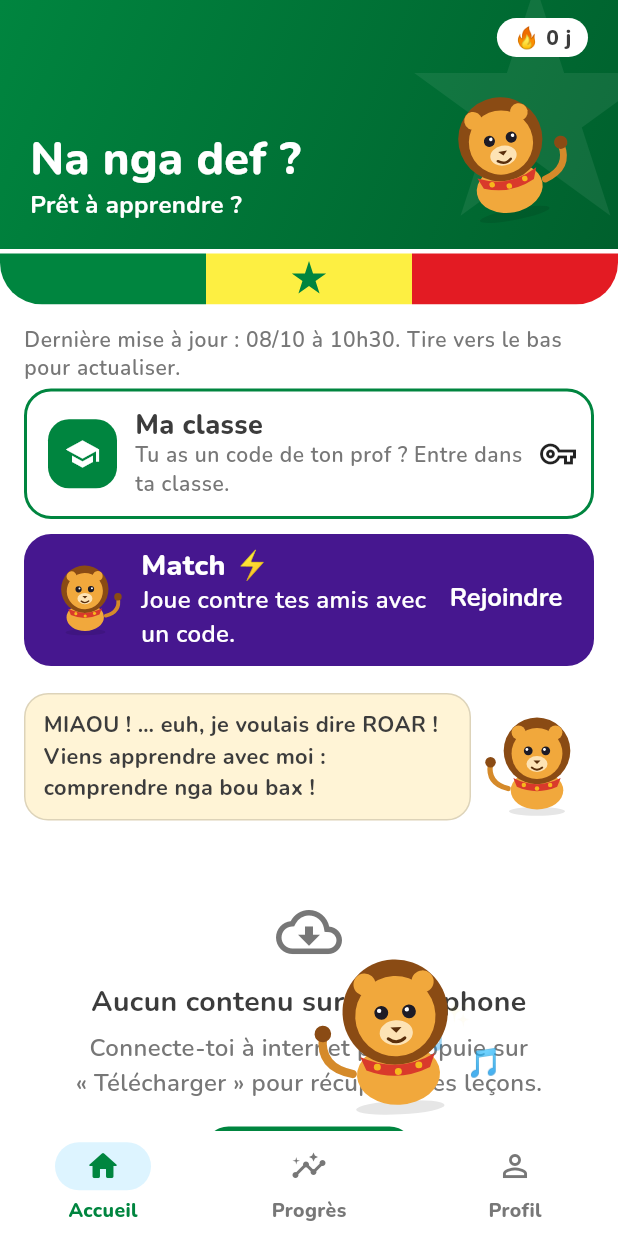
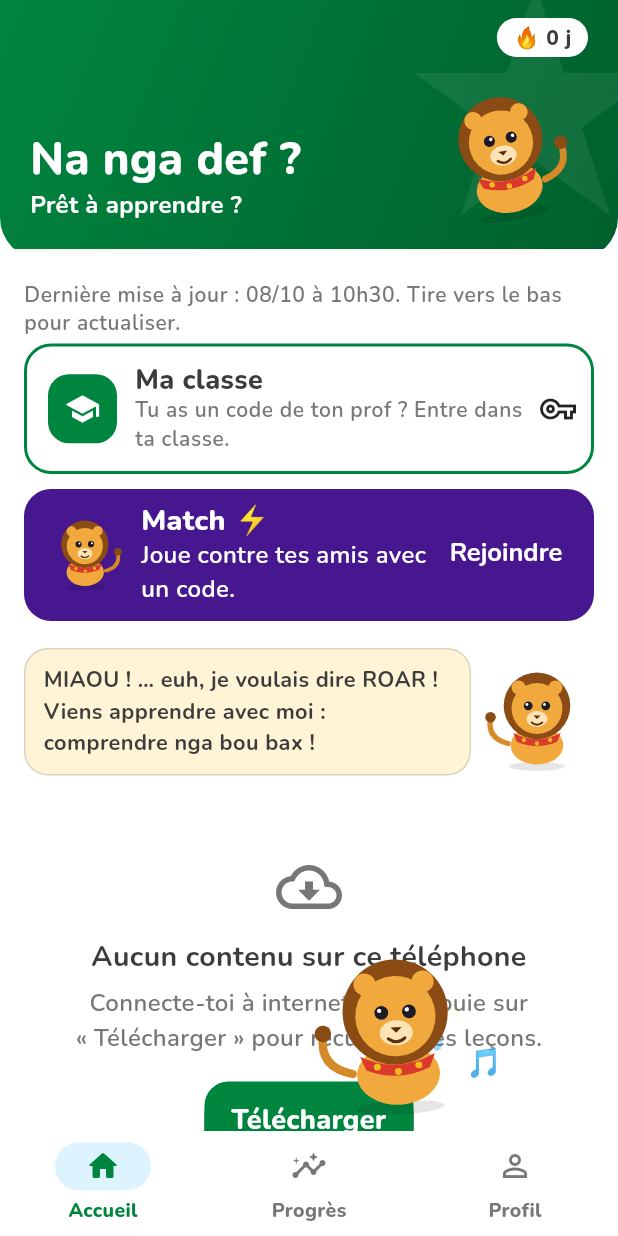
Before and after one commit to msanghare9-bit/jang, a Flutter app: the screen it shows once a user with an empty profile is signed in, on a phone screen of 412 x 824 dp. Run offline on Flutter 3.47's test engine with Material 3 defaults, Android fonts, the phone set to English and light mode, and no system bars; our stand-ins replace audioplayers, cloud_firestore, firebase_auth, firebase_core, firebase_messaging, flutter_local_notifications and 7 more; missing offline and left inert: android_alarm_manager_plus; accounts and stored records are empty; network calls fail.

Commit message:
Simplify the student home colors

```diff
--- a/app/lib/screens/home_screen.dart
+++ b/app/lib/screens/home_screen.dart
@@ -398,7 +398,7 @@ class _SubjectCard extends StatelessWidget {
 
   @override
   Widget build(BuildContext context) {
-    final color = JangColors.fromHex(subject.color);
+    final color = JangColors.snGreen;
     final fg = JangColors.on(color);
     return ValueListenableBuilder(
       valueListenable: ProgressRepo.instance.revision,
@@ -511,20 +511,7 @@ class _SenegalHeader extends StatelessWidget {
           ]),
         ),
         Container(height: 3, color: Colors.white),
-        SizedBox(
-          height: 34,
-          child: Row(children: [
-            Expanded(child: Container(color: JangColors.snGreen)),
-            Expanded(
-              child: Container(
-                color: JangColors.snYellow,
-                alignment: Alignment.center,
-                child: const CustomPaint(size: Size(24, 24), painter: _StarPainter(JangColors.snGreen)),
-              ),
-            ),
-            Expanded(child: Container(color: JangColors.snRed)),
-          ]),
-        ),
+        Container(height: 4, color: Colors.white),
       ]),
     );
   }
@@ -550,11 +537,7 @@ class _FlagBar extends StatelessWidget {
       ),
       child: ClipRRect(
         borderRadius: BorderRadius.circular(height),
-        child: Row(children: [
-          Expanded(child: Container(color: JangColors.snGreen)),
-          Expanded(child: Container(color: JangColors.snYellow)),
-          Expanded(child: Container(color: JangColors.snRed)),
-        ]),
+        color: JangColors.snGreen,
       ),
     );
   }
```
